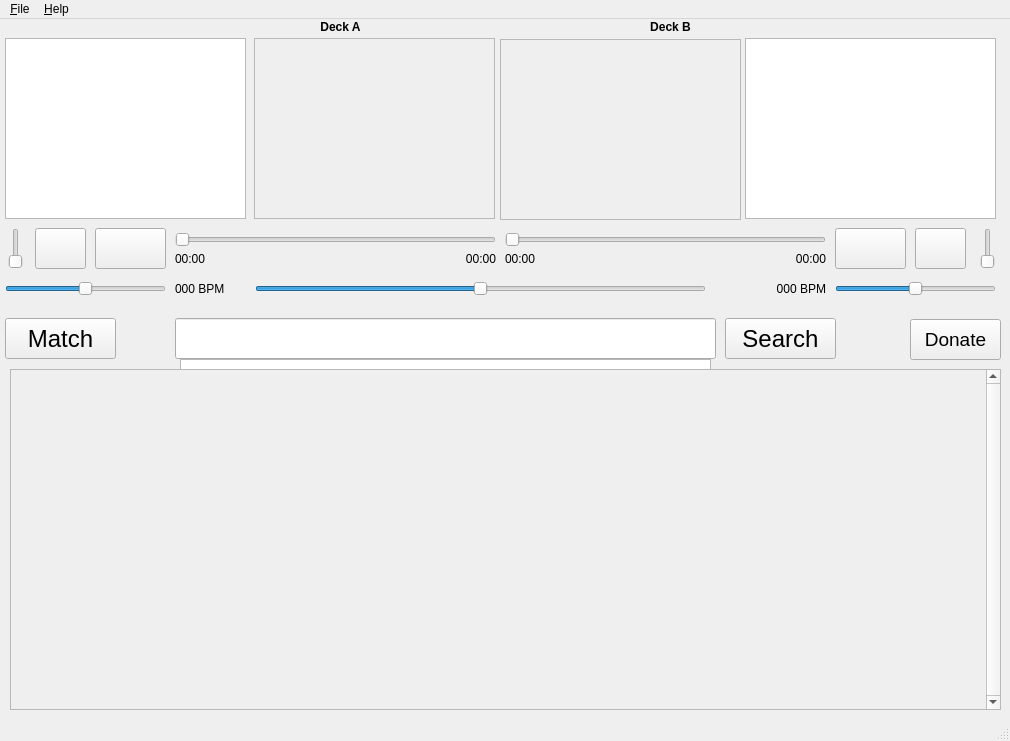
prusnak/cliptor, file main.ui: the form before one commit.
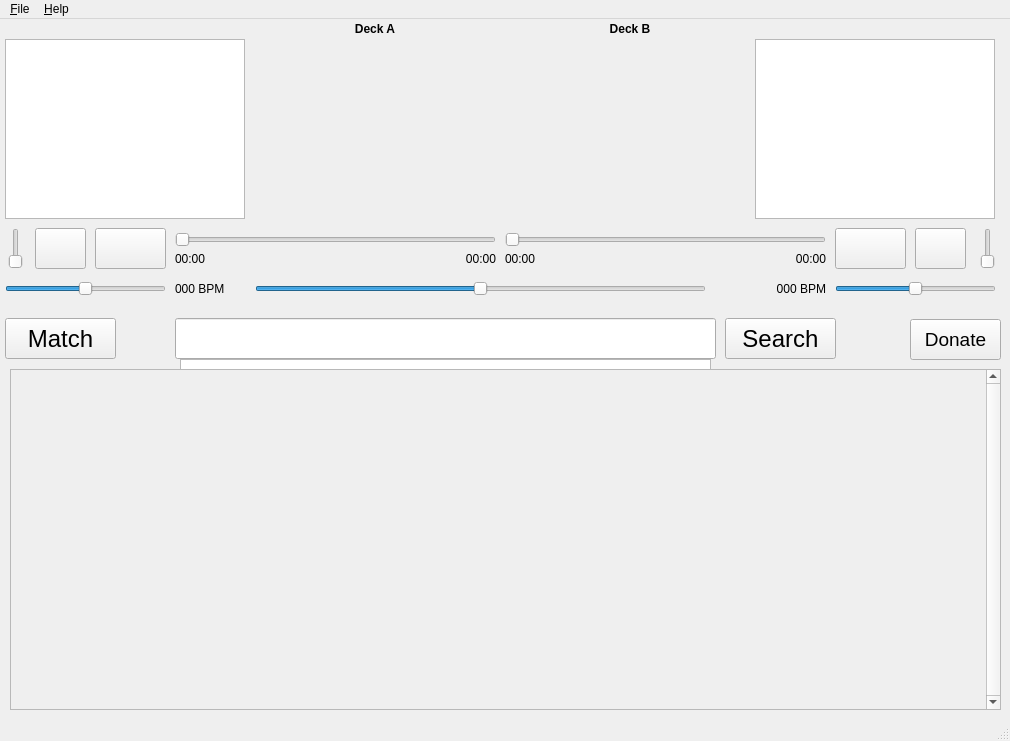
The form after the commit. Icons and pictures are not drawn.

Commit message: output window

The edit to the form file:
```diff
--- a/main.ui
+++ b/main.ui
@@ -30,45 +30,39 @@
     <normaloff>:/icons/cliptor.png</normaloff>:/icons/cliptor.png</iconset>
   </property>
   <widget class="QWidget" name="centralwidget">
-   <widget class="QFrame" name="frameA">
+   <widget class="QLabel" name="frameA">
     <property name="geometry">
      <rect>
-      <x>254</x>
-      <y>19</y>
-      <width>241</width>
-      <height>181</height>
+      <x>255</x>
+      <y>20</y>
+      <width>240</width>
+      <height>180</height>
      </rect>
     </property>
-    <property name="frameShape">
-     <enum>QFrame::StyledPanel</enum>
-    </property>
-    <property name="frameShadow">
-     <enum>QFrame::Raised</enum>
+    <property name="pixmap">
+     <pixmap resource="main.qrc">:/icons/ntsc.png</pixmap>
     </property>
    </widget>
-   <widget class="QFrame" name="frameB">
+   <widget class="QLabel" name="frameB">
     <property name="geometry">
      <rect>
-      <x>500</x>
+      <x>510</x>
       <y>20</y>
-      <width>241</width>
-      <height>181</height>
+      <width>240</width>
+      <height>180</height>
      </rect>
     </property>
-    <property name="frameShape">
-     <enum>QFrame::StyledPanel</enum>
-    </property>
-    <property name="frameShadow">
-     <enum>QFrame::Raised</enum>
+    <property name="pixmap">
+     <pixmap resource="main.qrc">:/icons/ntsc.png</pixmap>
     </property>
    </widget>
    <widget class="QListWidget" name="listA">
     <property name="geometry">
      <rect>
       <x>5</x>
-      <y>19</y>
-      <width>241</width>
-      <height>181</height>
+      <y>20</y>
+      <width>240</width>
+      <height>180</height>
      </rect>
     </property>
    </widget>
@@ -180,20 +174,20 @@
    <widget class="QListWidget" name="listB">
     <property name="geometry">
      <rect>
-      <x>745</x>
-      <y>19</y>
-      <width>251</width>
-      <height>181</height>
+      <x>755</x>
+      <y>20</y>
+      <width>240</width>
+      <height>180</height>
      </rect>
     </property>
    </widget>
    <widget class="QLabel" name="labelDeckA">
     <property name="geometry">
      <rect>
-      <x>180</x>
+      <x>255</x>
       <y>0</y>
-      <width>321</width>
-      <height>16</height>
+      <width>240</width>
+      <height>20</height>
      </rect>
     </property>
     <property name="font">
@@ -214,8 +208,8 @@
      <rect>
       <x>510</x>
       <y>0</y>
-      <width>321</width>
-      <height>16</height>
+      <width>240</width>
+      <height>20</height>
      </rect>
     </property>
     <property name="font">
```
Left out of the diff: 2 changed lines with no effect on the pictures. The commit also changes 6 other files.
